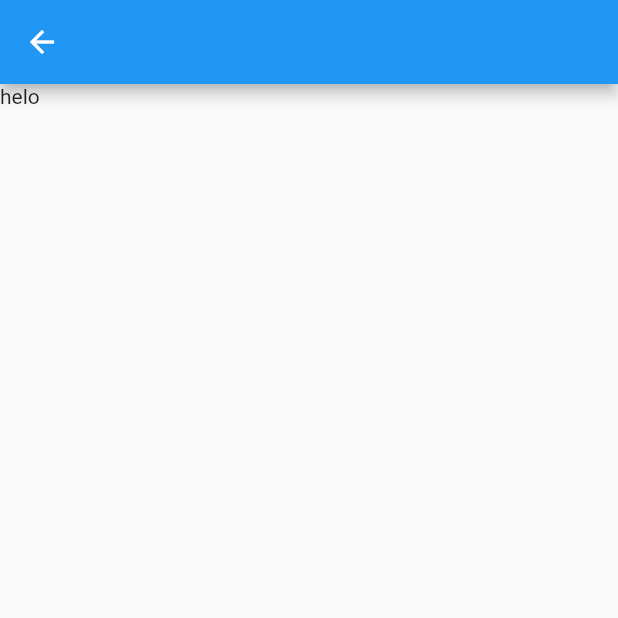
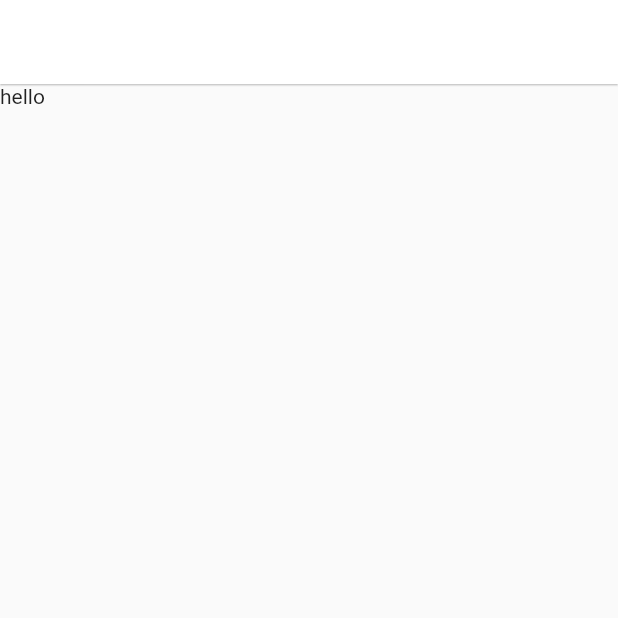
Before and after one commit to chhaya11/screen_splash, a Flutter app: the Scan_Screen screen opened directly, on a phone screen of 412 x 824 dp, the top half of it. Run offline on Flutter 3.47's test engine with Material 2 defaults, Android fonts, the phone set to English and light mode, and no system bars; our stand-ins replace otp_text_field; missing offline and left inert: mobile_scanner.

```diff
--- a/lib/main.dart
+++ b/lib/main.dart
@@ -25,7 +25,7 @@ class MyApp extends StatelessWidget {
         primarySwatch: Colors.blue,
       ),
       initialRoute: 'splash',
-      routes: {'splash': (context) => Scan_Screen()},
+      routes: {'splash': (context) => HomeScreen()},
     );
   }
 }
--- a/lib/scan_screen.dart
+++ b/lib/scan_screen.dart
@@ -2,7 +2,7 @@ import 'package:flutter/material.dart';
 import 'package:mobile_scanner/mobile_scanner.dart';
 
 class Scan_Screen extends StatefulWidget {
-  const Scan_Screen({ Key? key }) : super(key: key);
+  const Scan_Screen({Key? key}) : super(key: key);
 
   @override
   State<Scan_Screen> createState() => _Scan_ScreenState();
@@ -12,11 +12,17 @@ class _Scan_ScreenState extends State<Scan_Screen> {
   @override
   Widget build(BuildContext context) {
     return Scaffold(
-      appBar:AppBar(),
-      body: Hero(
-        tag: Icons.keyboard_double_arrow_left_rounded,
-       child: Text("helo")
-       ),
+      appBar: AppBar(
+        title: IconButton(onPressed: (){},
+        icon: Icon(Icons.abc)),
+        backgroundColor: Colors.white,
+        elevation: 0.5,
+      ),
+      body: Column(
+        children: [
+          Text("hello"),
+        ],
+      ),
     );
   }
 }
```
Also changed, not shown: lib/home.dart (+60 -21 lines), 1 other file.
